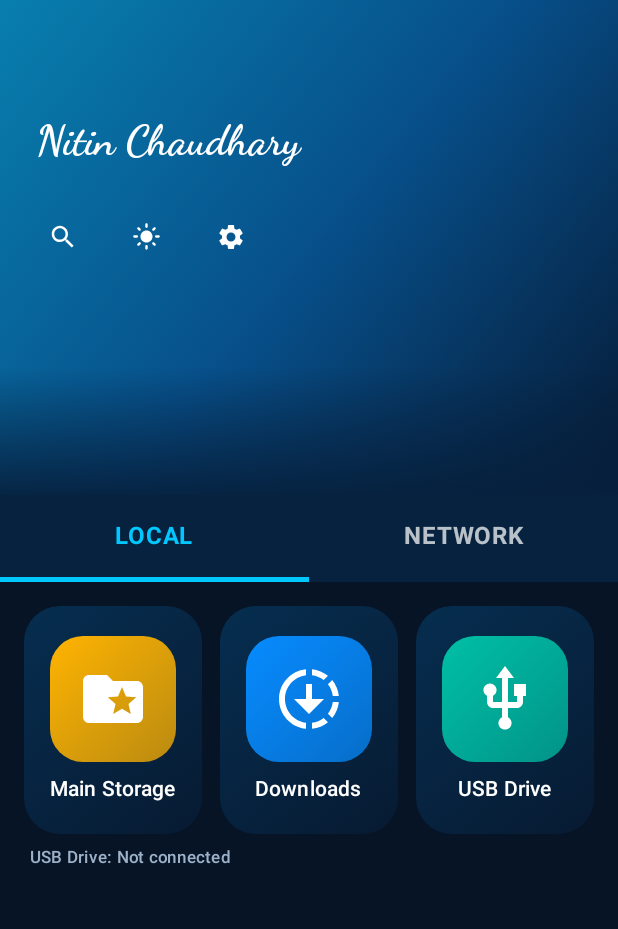
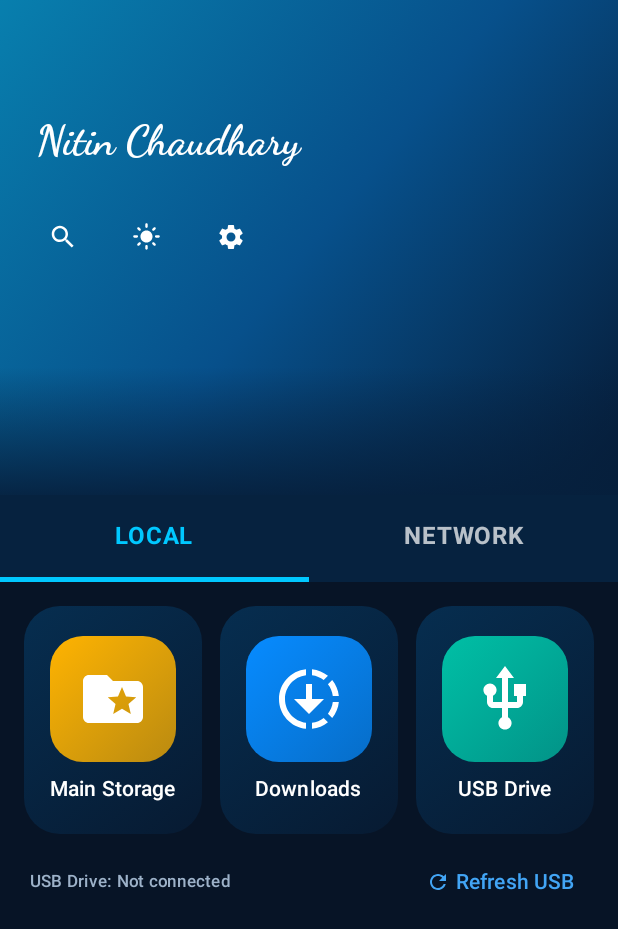
Before and after one commit to nitinkumar400-debug/G-Files, an Android app built with Jetpack Compose: the screen it shows after launch (MainActivity), on a phone screen of 412 x 824 dp. Shown: the top 929 px of the screen. Run offline under Robolectric (Android 15) with nearby library versions, the phone set to English and light mode, and no system bars.

Commit message:
Improve USB OTG detection with storage path fallback and refresh

```diff
--- a/app/src/main/java/com/nitinkumar/gfiles/MainActivity.kt
+++ b/app/src/main/java/com/nitinkumar/gfiles/MainActivity.kt
@@ -71,7 +71,7 @@ class MainActivity : ComponentActivity() {
             addAction(Intent.ACTION_MEDIA_REMOVED)
             addDataScheme("file")
         }
-        if (Build.VERSION.SDK_INT >= 33) registerReceiver(storageReceiver, filter, Context.RECEIVER_NOT_EXPORTED)
+        if (Build.VERSION.SDK_INT >= 33) registerReceiver(storageReceiver, filter, Context.RECEIVER_EXPORTED)
         else @Suppress("DEPRECATION") registerReceiver(storageReceiver, filter)
     }
     override fun onStop() {
@@ -159,16 +159,29 @@ fun GFilesApp(hasAccess: () -> Boolean, requestAccess: () -> Unit, headerImageUr
     val fg = if (dark) Color.White else Color(0xFF102033)
     val card = if (dark) Panel else Color.White
     val usbVolumes: List<File> = remember(refresh, usbRefresh) {
-        if (Build.VERSION.SDK_INT >= 30) {
-            runCatching {
+        runCatching {
+            val found = linkedMapOf<String, File>()
+            if (Build.VERSION.SDK_INT >= 30) {
                 val manager = context.getSystemService(Context.STORAGE_SERVICE) as StorageManager
                 manager.storageVolumes
                     .filter { volume -> volume.isRemovable && volume.state == Environment.MEDIA_MOUNTED }
-                    .mapNotNull { volume -> volume.directory?.takeIf { dir -> dir.exists() && dir.canRead() } }
-            }.getOrDefault(emptyList())
-        } else {
-            emptyList()
-        }
+                    .forEach { volume ->
+                        val direct = volume.directory
+                        val uuidPath = volume.uuid?.let { File("/storage", it) }
+                        listOfNotNull(direct, uuidPath).forEach { dir ->
+                            if (dir.exists() && dir.isDirectory && dir.canRead() && dir.listFiles() != null) {
+                                found[dir.canonicalPath] = dir
+                            }
+                        }
+                    }
+            }
+            val storageRoot = File("/storage")
+            storageRoot.listFiles()?.filter { dir ->
+                dir.isDirectory && dir.name != "emulated" && dir.name != "self" &&
+                    dir.exists() && dir.canRead() && dir.listFiles() != null
+            }?.forEach { dir -> found[dir.canonicalPath] = dir }
+            found.values.toList()
+        }.getOrDefault(emptyList())
     }
     val storage = remember(refresh) {
         runCatching {
@@ -270,9 +283,16 @@ fun GFilesApp(hasAccess: () -> Boolean, requestAccess: () -> Unit, headerImageUr
                                 }
                             }
                             Spacer(Modifier.height(8.dp))
-                            Text(if (usbVolumes.isEmpty()) "USB Drive: Not connected" else "USB Drive: ${usbVolumes.size} connected",
-                                color = if (usbVolumes.isEmpty()) Muted else Color(0xFF69F0AE),
-                                style = MaterialTheme.typography.labelSmall, modifier = Modifier.padding(start = 4.dp))
+                            Row(verticalAlignment = Alignment.CenterVertically, modifier = Modifier.fillMaxWidth()) {
+                                Text(if (usbVolumes.isEmpty()) "USB Drive: Not connected" else "USB Drive: ${usbVolumes.size} connected",
+                                    color = if (usbVolumes.isEmpty()) Muted else Color(0xFF69F0AE),
+                                    style = MaterialTheme.typography.labelSmall, modifier = Modifier.weight(1f).padding(start = 4.dp))
+                                TextButton(onClick = { refresh++; usbRefresh++ }) {
+                                    Icon(Icons.Default.Refresh, contentDescription = null, modifier = Modifier.size(16.dp))
+                                    Spacer(Modifier.width(4.dp))
+                                    Text("Refresh USB")
+                                }
+                            }
                         }
                     }
                 }
```
